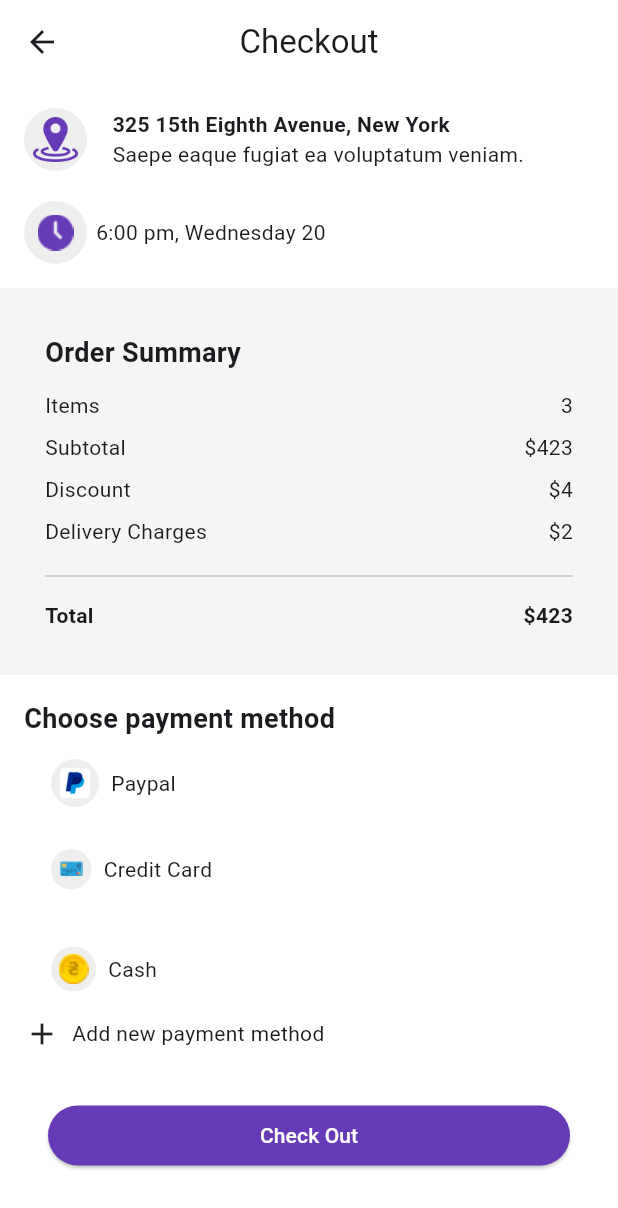
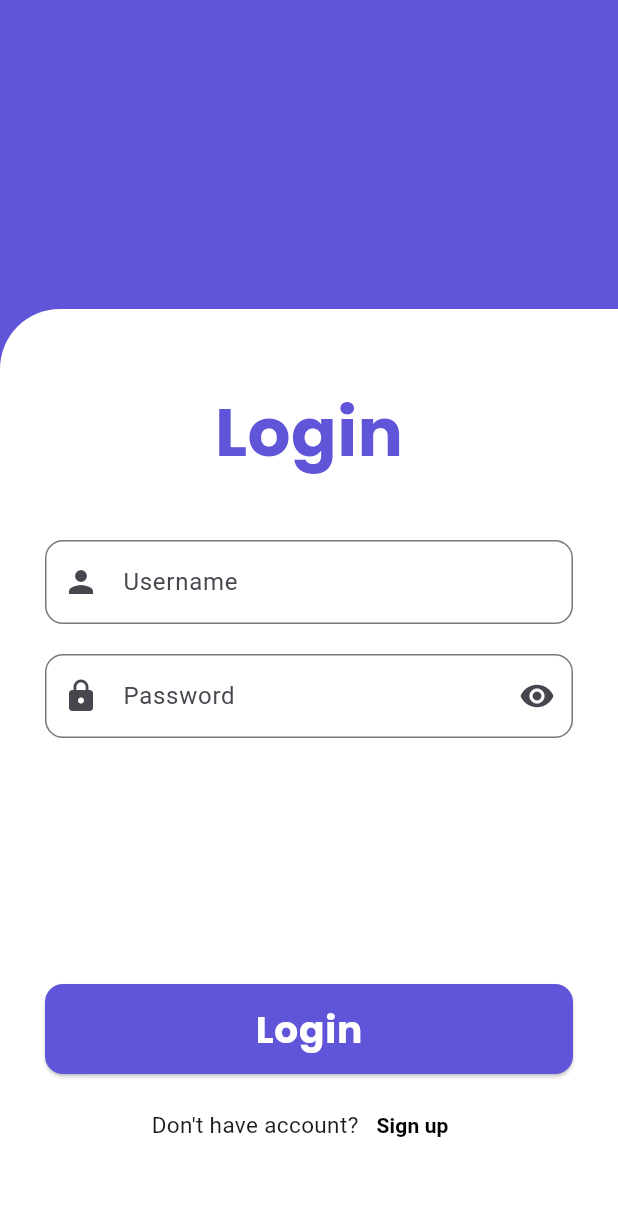
Before and after one commit to natnael-solomon/gdg_study_session_capstone_project, a Flutter app: the screen it shows after launch, on a phone screen of 412 x 824 dp. Shown: the top 1208 px of the screen. Run offline on Flutter 3.47's test engine with Material 3 defaults, Android fonts, the phone set to English and light mode, and no system bars; our stand-ins replace cloud_firestore, firebase_auth, firebase_core; accounts and stored records are empty.

Commit message:
Added Auth

```diff
--- /dev/null
+++ b/capstone/lib/auth/auth_service.dart
@@ -0,0 +1,128 @@
+import 'package:cloud_firestore/cloud_firestore.dart';
+import 'package:firebase_auth/firebase_auth.dart';
+
+class AuthException implements Exception {
+  final String message;
+  AuthException(this.message);
+
+  @override
+  String toString() => message;
+}
+
+class AuthService {
+  final FirebaseAuth _auth = FirebaseAuth.instance;
+  final FirebaseFirestore _firestore = FirebaseFirestore.instance;
+
+  Future<void> signUp({
+    required String username,
+    required String email,
+    required String password,
+    required String fullName,
+    String? photoUrl,
+  }) async {
+    try {
+      final normalizedUsername = username.toLowerCase();
+
+      // Check if username exists
+      final usernameDoc =
+          await _firestore
+              .collection('usernames')
+              .doc(normalizedUsername)
+              .get();
+
+      if (usernameDoc.exists) {
+        throw AuthException('Username already taken');
+      }
+
+      // Create user
+      final userCredential = await _auth.createUserWithEmailAndPassword(
+        email: email,
+        password: password,
+      );
+
+      final uid = userCredential.user!.uid;
+
+      // Batch write to ensure atomic operations
+      final batch = _firestore.batch();
+
+      // Set username mapping
+      batch.set(_firestore.collection('usernames').doc(normalizedUsername), {
+        'email': email,
+        'uid': uid,
+      });
+
+      // Create user profile
+      batch.set(_firestore.collection('users').doc(uid), {
+        'username': normalizedUsername,
+        'email': email,
+        'fullName': fullName,
+        'photoUrl': photoUrl ?? '',
+        'createdAt': FieldValue.serverTimestamp(),
+      });
+
+      await batch.commit();
+
+      // Update auth profile
+      await userCredential.user!.updateDisplayName(fullName);
+      if (photoUrl != null && photoUrl.isNotEmpty) {
+        await userCredential.user!.updatePhotoURL(photoUrl);
+      }
+    } on FirebaseAuthException catch (e) {
+      throw AuthException(_getAuthErrorMessage(e));
+    } on FirebaseException catch (e) {
+      throw AuthException(_getFirestoreErrorMessage(e));
+    } catch (e) {
+      throw AuthException('An unexpected error occurred: ${e.toString()}');
+    }
+  }
+
+  Future<void> signIn(String username, String password) async {
+    try {
+      final normalizedUsername = username.toLowerCase();
+      final doc =
+          await _firestore
+              .collection('usernames')
+              .doc(normalizedUsername)
+              .get();
+
+      if (!doc.exists) throw AuthException('Username not found');
+
+      final email = doc['email'] as String;
+
+      await _auth.signInWithEmailAndPassword(email: email, password: password);
+    } on FirebaseAuthException catch (e) {
+      throw AuthException(_getAuthErrorMessage(e));
+    } on FirebaseException catch (e) {
+      throw AuthException(_getFirestoreErrorMessage(e));
+    } catch (e) {
+      throw AuthException('An unexpected error occurred: ${e.toString()}');
+    }
+  }
+
+  String _getAuthErrorMessage(FirebaseAuthException e) {
+    switch (e.code) {
+      case 'email-already-in-use':
+        return 'Email is already in use.';
+      case 'weak-password':
+        return 'Password is too weak.';
+      case 'invalid-email':
+        return 'Invalid email address.';
+      case 'wrong-password':
+        return 'Incorrect password.';
+      case 'user-not-found':
+        return 'User not found.';
+      default:
+        return 'Authentication failed: ${e.message}';
+    }
+  }
+
+  String _getFirestoreErrorMessage(FirebaseException e) {
+    return 'Database operation failed: ${e.message}';
+  }
+
+  User? get currentUser => _auth.currentUser;
+
+  Future<void> signOut() async {
+    await _auth.signOut();
+  }
+}
--- /dev/null
+++ b/capstone/lib/auth/login_page.dart
@@ -0,0 +1,313 @@
+import 'package:flutter/material.dart';
+import 'auth_service.dart';
+
+class LoginPage extends StatefulWidget {
+  const LoginPage({super.key});
+
+  @override
+  State<LoginPage> createState() => _LoginPageState();
+}
+
+class _LoginPageState extends State<LoginPage>
+    with SingleTickerProviderStateMixin {
+  final _formKey = GlobalKey<FormState>();
+  final _usernameController = TextEditingController();
+  final _passwordController = TextEditingController();
+  final _authService = AuthService();
+
+  late AnimationController _animationController;
+  late Animation<Offset> _animation;
+  bool _obscurePassword = true;
+  bool _isLoading = false;
+  String? _usernameError;
+  String? _passwordError;
+
+  @override
+  void initState() {
+    super.initState();
+    _animationController = AnimationController(
+      vsync: this,
+      duration: const Duration(milliseconds: 600),
+    );
+    _animation = Tween<Offset>(
+      begin: const Offset(0, 1),
+      end: Offset.zero,
+    ).animate(
+      CurvedAnimation(parent: _animationController, curve: Curves.easeOut),
+    );
+    _animationController.forward();
+  }
+
+  @override
+  void dispose() {
+    _animationController.dispose();
+    _usernameController.dispose();
+    _passwordController.dispose();
+    super.dispose();
+  }
+
+  Future<void> _login() async {
+    if (!_formKey.currentState!.validate()) return;
+
+    setState(() {
+      _isLoading = true;
+      _usernameError = null;
+      _passwordError = null;
+    });
+
+    try {
+      await _authService.signIn(
+        _usernameController.text.trim(),
+        _passwordController.text.trim(),
+      );
+
+      if (!mounted) return;
+      Navigator.pushReplacement(
+        context,
+        MaterialPageRoute(builder: (context) => const HomePage()),
+      );
+    } on AuthException catch (e) {
+      _handleAuthError(e);
+    } catch (e) {
+      _showErrorDialog('An unexpected error occurred');
+    } finally {
+      if (mounted) {
+        setState(() => _isLoading = false);
+      }
+    }
+  }
+
+  void _handleAuthError(AuthException e) {
+    if (e.message.toLowerCase().contains('username')) {
+      setState(() => _usernameError = e.message);
+    } else if (e.message.toLowerCase().contains('password')) {
+      setState(() => _passwordError = e.message);
+    } else {
+      _showErrorDialog(e.message);
+    }
+  }
+
+  void _showErrorDialog(String message) {
+    showDialog(
+      context: context,
+      builder:
+          (context) => AlertDialog(
+            title: const Text('Error'),
+            content: Text(message),
+            actions: [
+              TextButton(
+                onPressed: () => Navigator.pop(context),
+                child: const Text('OK'),
+              ),
+            ],
+          ),
+    );
+  }
+
+  void _togglePasswordVisibility() {
+    setState(() => _obscurePassword = !_obscurePassword);
+  }
+
+  @override
+  Widget build(BuildContext context) {
+    return Scaffold(
+      backgroundColor: const Color(0xFF6055D8),
+      body: Stack(
+        children: [
+          SlideTransition(
+            position: _animation,
+            child: Align(
+              alignment: Alignment.bottomCenter,
+              child: Container(
+                height: MediaQuery.of(context).size.height * 0.75,
+                decoration: const BoxDecoration(
+                  color: Colors.white,
+                  borderRadius: BorderRadius.only(topLeft: Radius.circular(40)),
+                ),
+                child: SafeArea(
+                  top: false, // ignore top since it’s already aligned bottom
+                  child: LayoutBuilder(
+                    builder: (context, constraints) {
+                      return Container(
+                        padding: const EdgeInsets.symmetric(
+                          horizontal: 30,
+                          vertical: 50,
+                        ),
+                        child: ConstrainedBox(
+                          constraints: BoxConstraints(
+                            minHeight: constraints.maxHeight,
+                          ),
+                          child: IntrinsicHeight(
+                            child: Form(
+                              key: _formKey,
+                              child: Column(
+                                mainAxisAlignment:
+                                    MainAxisAlignment.spaceBetween,
+                                crossAxisAlignment: CrossAxisAlignment.stretch,
+                                children: [
+                                  Column(
+                                    crossAxisAlignment:
+                                        CrossAxisAlignment.start,
+                                    children: [
+                                      Center(
+                                        child: const Text(
+                                          'Login',
+                                          style: TextStyle(
+                                            fontFamily: 'Poppins',
+                                            fontSize: 45,
+                                            fontWeight: FontWeight.bold,
+                                            color: Color(0xFF6055D8),
+                                          ),
+                                        ),
+                                      ),
+                                      const SizedBox(height: 40),
+                                      _buildUsernameField(),
+                                      const SizedBox(height: 20),
+                                      _buildPasswordField(),
+                                    ],
+                                  ),
+                                  Column(
+                                    children: [
+                                      _buildLoginButton(),
+                                      const SizedBox(height: 10),
+                                      _buildSignUpText(),
+                                    ],
+                                  ),
+                                ],
+                              ),
+                            ),
+                          ),
+                        ),
+                      );
+                    },
+                  ),
+                ),
+              ),
+            ),
+          ),
+        ],
+      ),
+    );
+  }
+
+  Widget _buildUsernameField() {
+    return TextFormField(
+      controller: _usernameController,
+      decoration: InputDecoration(
+        labelText: 'Username',
+        prefixIcon: const Icon(Icons.person),
+        errorText: _usernameError,
+        border: OutlineInputBorder(borderRadius: BorderRadius.circular(12)),
+      ),
+      validator: (value) {
+        if (value == null || value.isEmpty) {
+          return 'Please enter your username';
+        }
+        return null;
+      },
+    );
+  }
+
+  Widget _buildPasswordField() {
+    return TextFormField(
+      controller: _passwordController,
+      obscureText: _obscurePassword,
+      decoration: InputDecoration(
+        labelText: 'Password',
+        prefixIcon: const Icon(Icons.lock),
+        suffixIcon: IconButton(
+          icon: Icon(
+            _obscurePassword ? Icons.visibility : Icons.visibility_off,
+          ),
+          onPressed: _togglePasswordVisibility,
+        ),
+        errorText: _passwordError,
+        border: OutlineInputBorder(borderRadius: BorderRadius.circular(12)),
+      ),
+      validator: (value) {
+        if (value == null || value.isEmpty) {
+          return 'Please enter your password';
+        }
+        if (value.length < 6) {
+          return 'Password must be at least 6 characters';
+        }
+        return null;
+      },
+    );
+  }
+
+  Widget _buildLoginButton() {
+    return SizedBox(
+      width: 400,
+      height: 60,
+      child: ElevatedButton(
+        style: ElevatedButton.styleFrom(
+          backgroundColor: const Color(0xFF6055D8),
+          shape: RoundedRectangleBorder(
+            borderRadius: BorderRadius.circular(12),
+          ),
+        ),
+        onPressed: _isLoading ? null : _login,
+        child:
+            _isLoading
+                ? const CircularProgressIndicator(
+                  valueColor: AlwaysStoppedAnimation(Colors.white),
+                )
+                : const Text(
+                  'Login',
+                  style: TextStyle(
+                    fontSize: 25,
+                    fontFamily: 'Poppins',
+                    fontWeight: FontWeight.w800,
+                    letterSpacing: 0.5,
+                    color: Colors.white,
+                  ),
+                ),
+      ),
+    );
+  }
+
+  Widget _buildSignUpText() {
+    return Row(
+      mainAxisAlignment: MainAxisAlignment.center,
+      children: [
+        Text("Don't have account?", style: TextStyle(fontSize: 15)),
+        TextButton(
+          onPressed: () {
+            // Navigate to sign up page
+          },
+          child: const Text(
+            "Sign up",
+            style: TextStyle(fontWeight: FontWeight.bold, color: Colors.black),
+          ),
+        ),
+      ],
+    );
+  }
+}
+
+class HomePage extends StatelessWidget {
+  const HomePage({super.key});
+
+  @override
+  Widget build(BuildContext context) {
+    return Scaffold(
+      appBar: AppBar(
+        title: const Text('Home'),
+        actions: [
+          IconButton(
+            icon: const Icon(Icons.logout),
+            onPressed: () async {
+              await AuthService().signOut();
+              Navigator.pushReplacement(
+                context,
+                MaterialPageRoute(builder: (context) => const LoginPage()),
+              );
+            },
+          ),
+        ],
+      ),
+      body: const Center(child: Text('Welcome to Home Page!')),
+    );
+  }
+}
--- a/capstone/lib/checkout.dart
+++ b/capstone/lib/checkout/checkout.dart
@@ -5,6 +5,8 @@ void main() {
 }
 
 class CheckOut extends StatelessWidget {
+  const CheckOut({super.key});
+
   @override
   Widget build(BuildContext context) {
     return MaterialApp(home: CheckoutPage());
@@ -12,6 +14,8 @@ class CheckOut extends StatelessWidget {
 }
 
 class CheckoutPage extends StatefulWidget {
+  const CheckoutPage({super.key});
+
   @override
   _CheckoutPageState createState() => _CheckoutPageState();
 }
--- a/capstone/lib/main.dart
+++ b/capstone/lib/main.dart
@@ -1,37 +1,29 @@
+import 'package:capstone/auth/login_page.dart';
 import 'package:flutter/material.dart';
-import 'checkout.dart';
+import 'package:firebase_core/firebase_core.dart';
+import 'firebase_options.dart';
 
-void main() {
+
+void main() async {
+  WidgetsFlutterBinding.ensureInitialized();
+  await Firebase.initializeApp(options: DefaultFirebaseOptions.currentPlatform);
   runApp(const MyApp());
 }
 
 class MyApp extends StatelessWidget {
   const MyApp({super.key});
 
-  // This widget is the root of your application.
+
   @override
   Widget build(BuildContext context) {
     return MaterialApp(
-      title: 'Flutter Demo',
+      debugShowCheckedModeBanner: false,
+      title: 'Demo',
       theme: ThemeData(
-        // This is the theme of your application.
-        //
-        // TRY THIS: Try running your application with "flutter run". You'll see
-        // the application has a purple toolbar. Then, without quitting the app,
-        // try changing the seedColor in the colorScheme below to Colors.green
-        // and then invoke "hot reload" (save your changes or press the "hot
-        // reload" button in a Flutter-supported IDE, or press "r" if you used
-        // the command line to start the app).
-        //
-        // Notice that the counter didn't reset back to zero; the application
-        // state is not lost during the reload. To reset the state, use hot
-        // restart instead.
-        //
-        // This works for code too, not just values: Most code changes can be
-        // tested with just a hot reload.
+
         colorScheme: ColorScheme.fromSeed(seedColor: Colors.deepPurple),
       ),
-      home: CheckOut()
+      home: LoginPage()
     );
   }
 }
```
Also changed, not shown: capstone/pubspec.yaml (+15 -62 lines), capstone/assets/fonts/Poppins-Bold.ttf (added), capstone/assets/fonts/Poppins-Regular.ttf (added), capstone/firebase.json (added), capstone/lib/auth/signup_page.dart (added), capstone/lib/firebase_options.dart (added), capstone/pubspec.lock, 6 other files.
